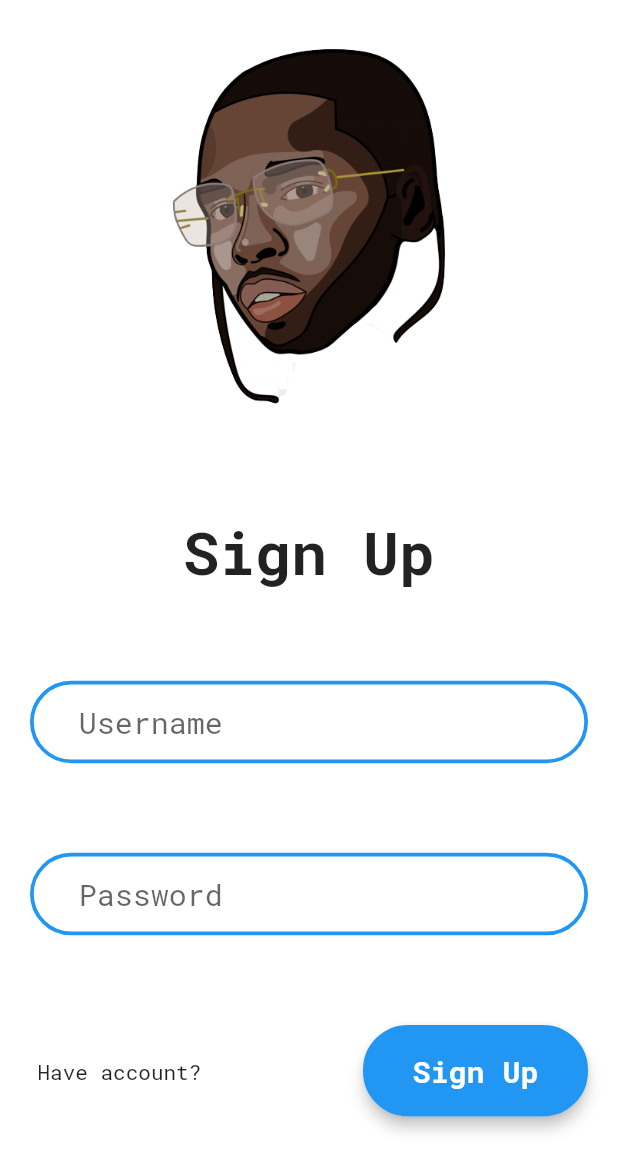
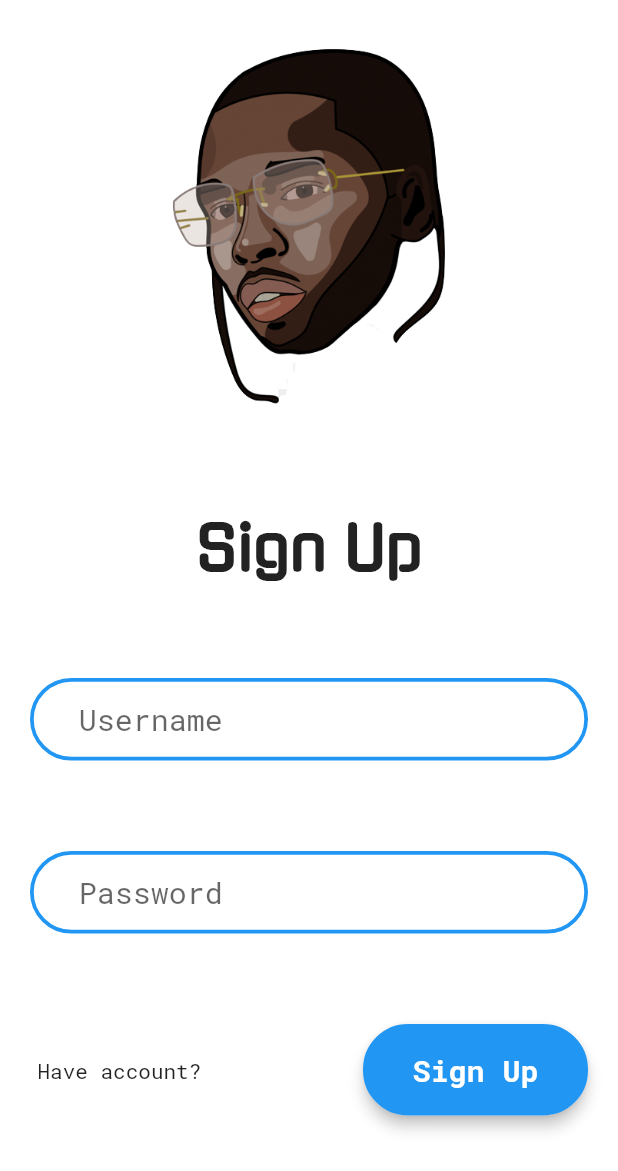
Before and after one commit to MasterHach/ListenLoudFlutter, a Flutter app: the SignUpScreen screen opened by its route, on a phone screen of 412 x 824 dp. Shown: the top 1171 px of the screen. Run offline on Flutter 3.47's test engine with Material 2 defaults, Android fonts, the phone set to English and light mode, and no system bars; drawn by our look-alikes of loading_overlay; our stand-ins replace flutter_dotenv.

Commit message:
Add font for logos

```diff
--- a/lib/widgets/screen_title.dart
+++ b/lib/widgets/screen_title.dart
@@ -9,6 +9,7 @@ class ScreenTitle extends StatelessWidget {
     return Text(
       title,
       style: const TextStyle(
+        fontFamily: "Gugi",
         fontSize: 40,
         fontWeight: FontWeight.bold,
       ),
--- a/pubspec.yaml
+++ b/pubspec.yaml
@@ -79,6 +79,9 @@ flutter:
       fonts:
         - asset: assets/fonts/RobotoMono-Bold.ttf
         - asset: assets/fonts/RobotoMono-Regular.ttf
+    - family: Gugi
+      fonts:
+        - asset: assets/fonts/Gugi-Regular.ttf
 
   # To add custom fonts to your application, add a fonts section here,
   # in this "flutter" section. Each entry in this list should have a
```
Also changed, not shown: lib/main.dart (+5 -6 lines), assets/fonts/Gugi-Regular.ttf (added), lib/widgets/top_screen_image.dart (line endings or trailing spaces), 3 other files.
